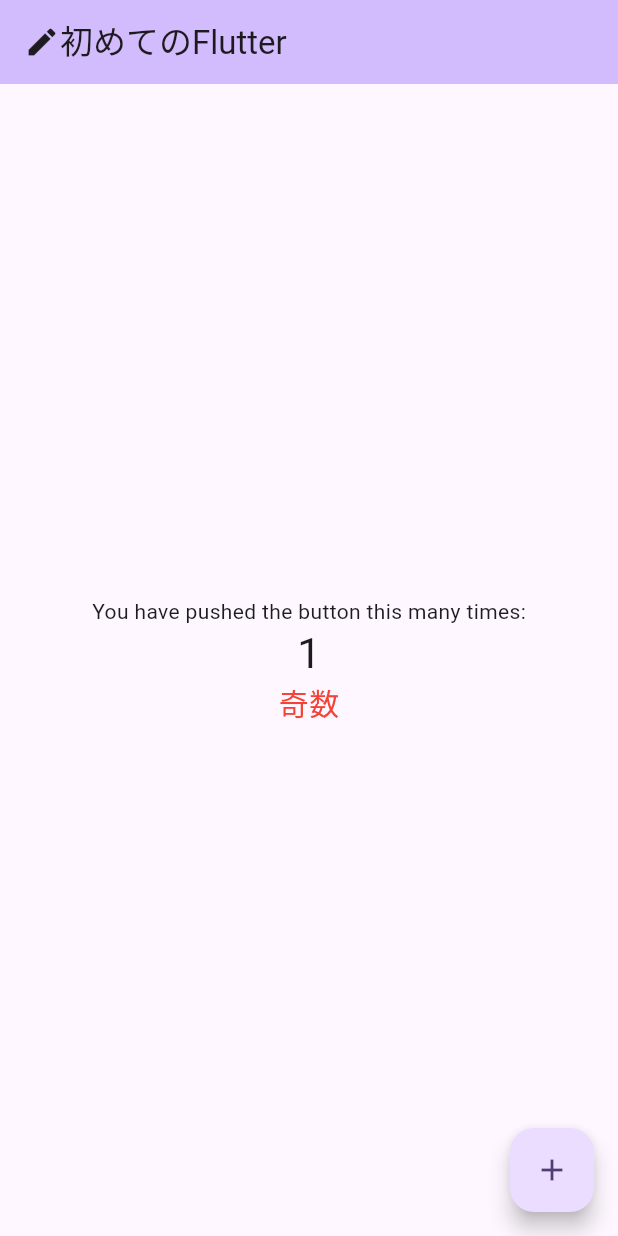
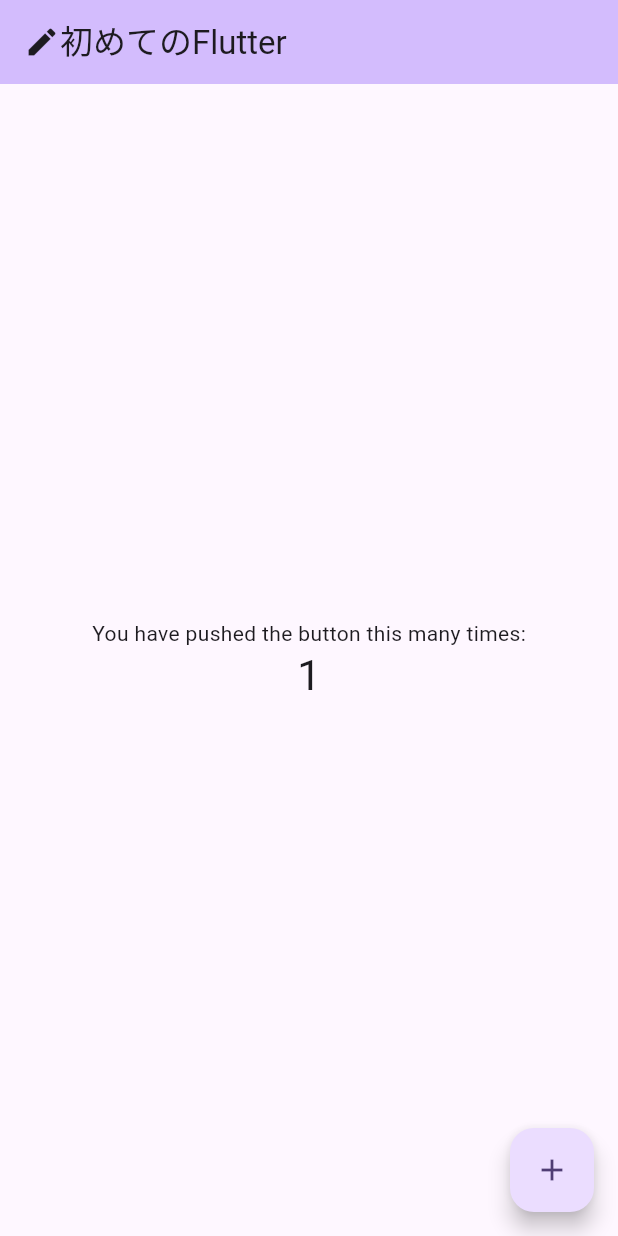
Before and after one commit to powerninja/helloFlutter, a Flutter app: the screen it shows after launch, after a tap on the "add" icon, on a phone screen of 412 x 824 dp. Run offline on Flutter 3.47's test engine with Material 3 defaults, Android fonts, the phone set to English and light mode, and no system bars.

Commit message:
body内でif文を記載し、条件に合致した場合のみ文字列を表示する

```diff
--- a/lib/main.dart
+++ b/lib/main.dart
@@ -36,13 +36,13 @@ class MyHomePage extends StatefulWidget {
 
 class _MyHomePageState extends State<MyHomePage> {
   int _counter = 0;
-  String _type = "偶数";
+  // String _type = "偶数";
 
 //5. カウンタが押された時のメソッド
   void _incrementCounter() {
     setState(() {
       _counter++;
-      _counter % 2 == 0 ? _type = "偶数" : _type = "奇数";
+      // _counter % 2 == 0 ? _type = "偶数" : _type = "奇数";
     });
   }
 
@@ -74,7 +74,12 @@ class _MyHomePageState extends State<MyHomePage> {
               '$_counter',
               style: Theme.of(context).textTheme.headlineMedium,
             ),
-            Text('$_type', style: TextStyle(fontSize: 20, color: Colors.red))
+            // Text('$_type', style: TextStyle(fontSize: 20, color: Colors.red))
+            if (_counter % 2 == 0)
+              const Text(
+                '偶数です',
+                style: TextStyle(fontSize: 20, color: Colors.red),
+              )
           ],
         ),
       ),
```
